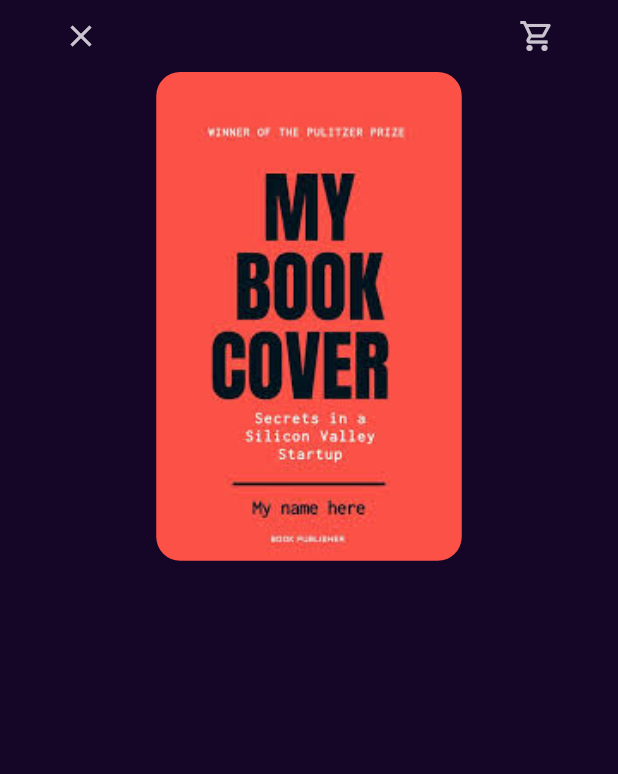
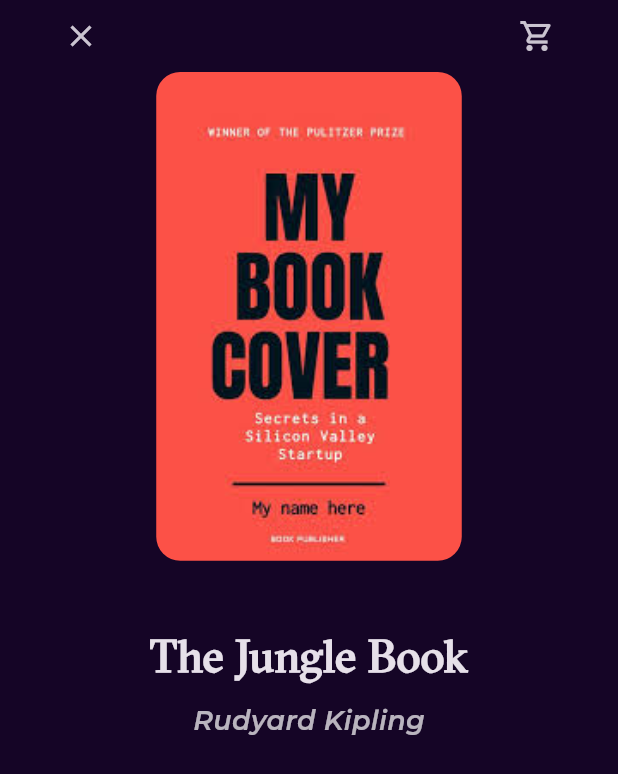
Before and after one commit to moelsayed1/bookly_app, a Flutter app: the BookDetailsView screen opened by its route, on a phone screen of 412 x 824 dp. Shown: the top 774 px of the screen. Run offline on Flutter 3.47's test engine with Material 3 defaults, Android fonts, the phone set to English and light mode, and no system bars; our stand-ins replace font_awesome_flutter, go_router, google_fonts.

Commit message:
add title and sub title to book details

```diff
--- a/lib/Core/utils/styles.dart
+++ b/lib/Core/utils/styles.dart
@@ -21,7 +21,7 @@ abstract class Style {
   );
   static const textStyle30 = TextStyle(
     fontSize: 30,
-    fontWeight: FontWeight.normal,
+    fontWeight: FontWeight.bold,
     fontFamily: kGtSectraFine,
   );
 
--- a/lib/Features/home/presentation/views/widgets/book_details_view_body.dart
+++ b/lib/Features/home/presentation/views/widgets/book_details_view_body.dart
@@ -1,3 +1,4 @@
+import 'package:bookly_app/Core/utils/styles.dart';
 import 'package:bookly_app/Features/home/presentation/views/widgets/custom_book_details_app_bar.dart';
 import 'package:bookly_app/Features/home/presentation/views/widgets/custom_book_image.dart';
 import 'package:flutter/material.dart';
@@ -14,6 +15,23 @@ class BookDetailsViewBody extends StatelessWidget {
           children: [
             CustomBookDetailsAppBar(),
             CustomBookImage(),
+            SizedBox(
+              height: 45,
+            ),
+            Text(
+              'The Jungle Book',
+              style: Style.textStyle30,
+            ),
+            SizedBox(
+              height: 6,
+            ),
+            Text(
+              'Rudyard Kipling',
+              style: Style.textStyle18.copyWith(
+                fontStyle: FontStyle.italic,
+                color: Colors.white.withOpacity(0.7),
+              ),
+            ),
           ],
         ),
       ),
```
